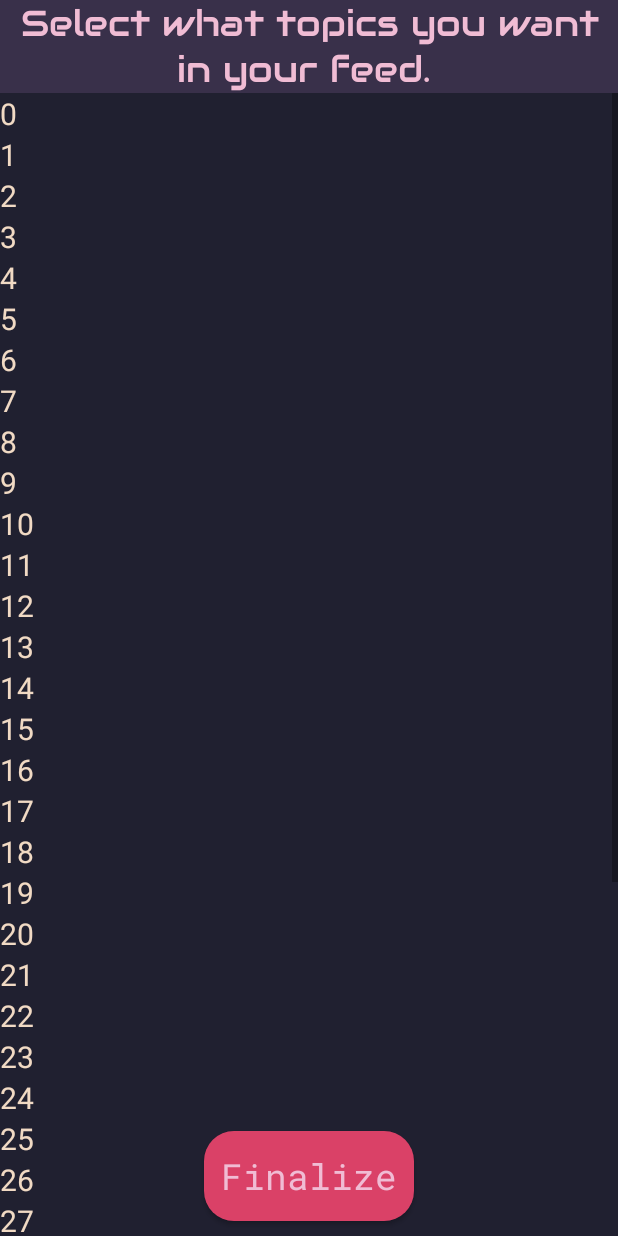
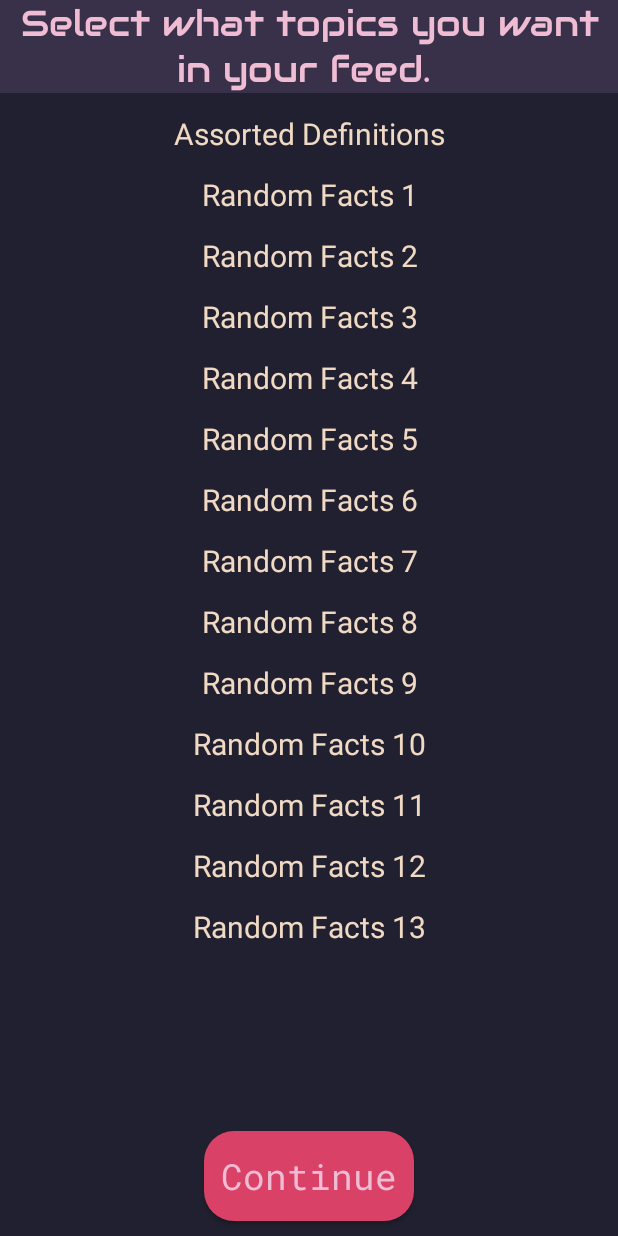
Before and after one commit to JmKopecky/Cacao, an Android app: the PreferencesSelection screen opened directly, with no data from a screen before it, on a phone screen of 412 x 824 dp. Run offline under Robolectric (Android 15) with nearby library versions, the phone set to English and light mode, and no system bars.

Commit message:
Finished PreferencesSelection (except for populating it with actual feed options) and began CourseSetup.

```diff
--- a/app/src/main/AndroidManifest.xml
+++ b/app/src/main/AndroidManifest.xml
@@ -11,6 +11,9 @@
         android:supportsRtl="true"
         android:theme="@style/Theme.Cacao"
         tools:targetApi="31">
+        <activity
+            android:name=".activities.CourseSetup"
+            android:exported="false" />
         <activity
             android:name=".activities.PreferencesSelection"
             android:exported="false" />
--- a/app/src/main/java/dev/prognitio/cacao/activities/PreferencesSelection.java
+++ b/app/src/main/java/dev/prognitio/cacao/activities/PreferencesSelection.java
@@ -3,19 +3,33 @@ package dev.prognitio.cacao.activities;
 import androidx.appcompat.app.AppCompatActivity;
 
 import android.content.Context;
+import android.content.Intent;
+import android.content.SharedPreferences;
+import android.content.res.ColorStateList;
 import android.graphics.Typeface;
 import android.os.Bundle;
+import android.view.View;
 import android.view.ViewGroup;
+import android.widget.Button;
 import android.widget.CheckedTextView;
+import android.widget.FrameLayout;
 import android.widget.LinearLayout;
 import android.widget.TextView;
 
+import java.util.ArrayList;
+
 import dev.prognitio.cacao.R;
+import dev.prognitio.cacao.log.LogType;
+import dev.prognitio.cacao.log.Logger;
 
 
 public class PreferencesSelection extends AppCompatActivity {
 
+
+    public static ArrayList<String> options = new ArrayList<>();
+
     LinearLayout layout;
+    Button proceedButton;
 
     @Override
     protected void onCreate(Bundle savedInstanceState) {
@@ -23,17 +37,74 @@ public class PreferencesSelection extends AppCompatActivity {
         setContentView(R.layout.activity_preferences_selection);
         Context context = getApplicationContext();
 
+        populateOptions();
 
         layout = findViewById(R.id.scrolllayout);
 
+        FrameLayout.LayoutParams params = (FrameLayout.LayoutParams) layout.getLayoutParams();
+        params.setMargins(0, 10, 0, 0);
+        proceedButton = findViewById(R.id.submitpreferencesbutton);
 
-        for (int i = 0; i < 40; i++) {
+
+        for (String feedOption : options) {
             CheckedTextView toAdd = new CheckedTextView(context);
-            toAdd.setText("" + i);
+            toAdd.setText(feedOption);
             toAdd.setTextSize(20);
             toAdd.setTextColor(getColor(R.color.text_color));
             toAdd.setTypeface(Typeface.create("audiowide", Typeface.NORMAL));
+            toAdd.setPadding(0,10,0,10);
+            toAdd.setWidth(params.width);
+            toAdd.setTextAlignment(View.TEXT_ALIGNMENT_CENTER);
+            toAdd.setChecked(false);
+            toAdd.setOnClickListener(view -> {
+                if (((CheckedTextView) view).isChecked()) {
+                    ((CheckedTextView) view).setChecked(false);
+                    ((CheckedTextView) view).setTextColor(getColor(R.color.text_color));
+                } else {
+                    ((CheckedTextView) view).setChecked(true);
+                    ((CheckedTextView) view).setTextColor(getColor(R.color.accent_color));
+                }
+            });
             layout.addView(toAdd);
         }
+
+        proceedButton.setOnClickListener(view -> {
+            Logger.log("SubmitPreferences Button Activated", LogType.DEBUG, null);
+
+            //store preferences data
+            SharedPreferences sharedPref = context.getSharedPreferences(getString(R.string.userpref_key), Context.MODE_PRIVATE);
+            SharedPreferences.Editor editor = sharedPref.edit();
+
+            for (int i = 1; i < layout.getChildCount(); i++) {
+                CheckedTextView element = (CheckedTextView) layout.getChildAt(i);
+                String key = "preferences_" + element.getText().toString();
+                Logger.log(key + " " + element.isChecked(), LogType.DEBUG, null);
+                editor.putBoolean(key, element.isChecked());
+            }
+
+            editor.apply();
+
+            //switch activity
+            Intent switchActivityIntent = new Intent(context, CourseSetup.class);
+            startActivity(switchActivityIntent);
+        });
+    }
+
+
+    private static void populateOptions() {
+        options.add("Assorted Definitions");
+        options.add("Random Facts 1");
+        options.add("Random Facts 2");
+        options.add("Random Facts 3");
+        options.add("Random Facts 4");
+        options.add("Random Facts 5");
+        options.add("Random Facts 6");
+        options.add("Random Facts 7");
+        options.add("Random Facts 8");
+        options.add("Random Facts 9");
+        options.add("Random Facts 10");
+        options.add("Random Facts 11");
+        options.add("Random Facts 12");
+        options.add("Random Facts 13");
     }
 }
--- a/app/src/main/res/layout/activity_preferences_selection.xml
+++ b/app/src/main/res/layout/activity_preferences_selection.xml
@@ -62,7 +62,7 @@
         android:backgroundTint="@color/accent_color"
         android:capitalize="none"
         android:fontFamily="@font/roboto_mono"
-        android:text="Finalize"
+        android:text="Continue"
         android:textAllCaps="false"
         android:textColor="@color/secondary_color"
         android:textSize="24sp"
--- a/app/src/main/res/values/strings.xml
+++ b/app/src/main/res/values/strings.xml
@@ -1,4 +1,5 @@
 <resources>
     <string name="app_name">Cacao</string>
     <string name="userpref_key">dev.prognitio.cacao.userpref</string>
+    <string name="userinfo_key">dev.prognitio.cacao.userinfo</string>
 </resources>
```
Also changed, not shown: app/src/main/java/dev/prognitio/cacao/activities/CourseSetup.java (added, +16 -0 lines), app/src/main/java/dev/prognitio/cacao/activities/ProfileLaunch.java (+2 -5 lines), app/src/main/java/dev/prognitio/cacao/activities/WelcomeActivity.java (+4 -7 lines), app/src/main/res/layout/activity_course_setup.xml (added, +9 -0 lines).
